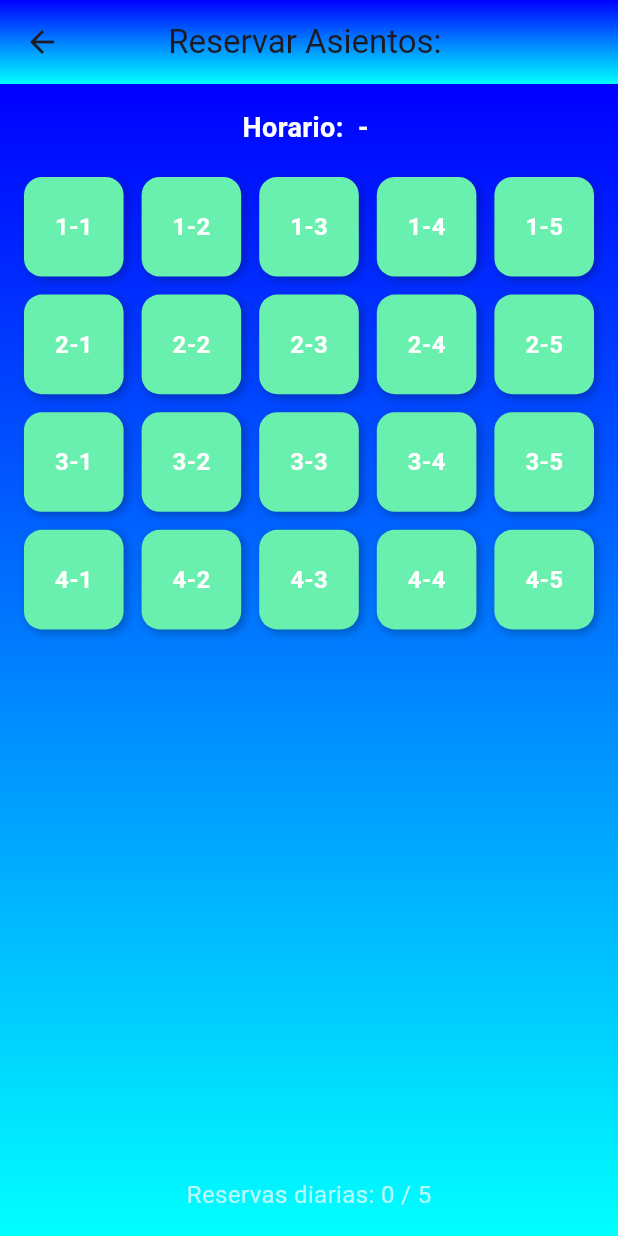
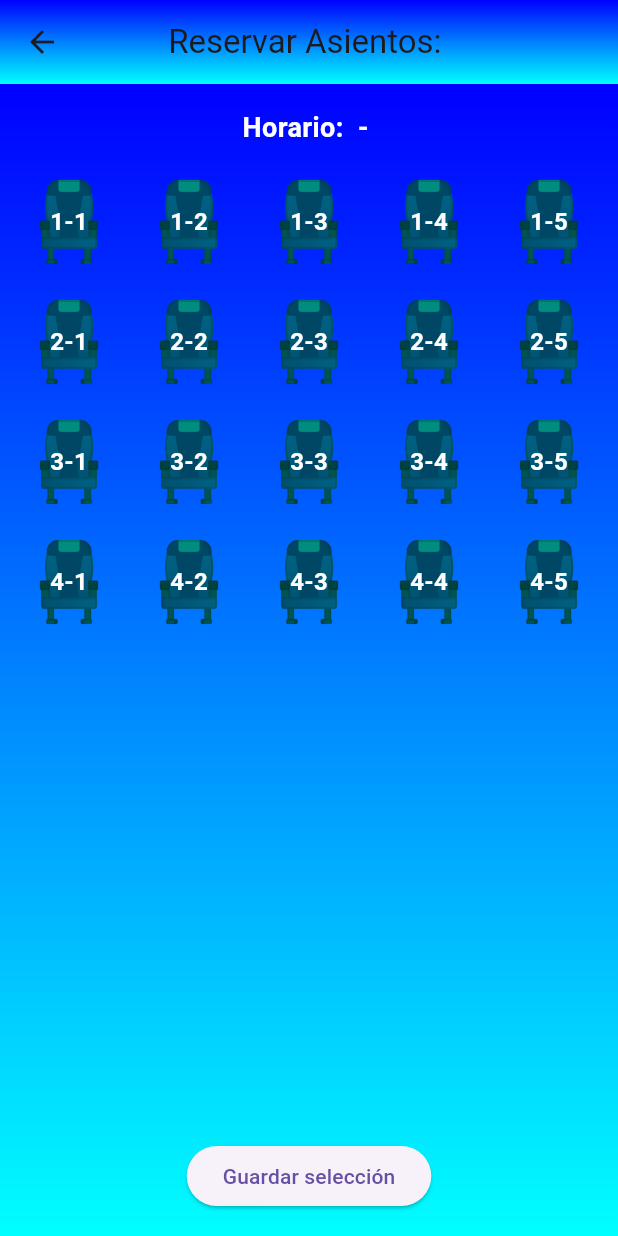
Before and after one commit to dpanchapaxi1/FrontendProyecto2.progAvan, a Flutter app: the SeatScreen screen opened directly with empty values, on a phone screen of 412 x 824 dp. Run offline on Flutter 3.47's test engine with Material 3 defaults, Android fonts, the phone set to English and light mode, and no system bars; our stand-ins replace socket_io_client; network calls fail.

Commit message:
Primer commit: Subiendo proyecto de Flutter

```diff
--- a/lib/screens/seat_screen.dart
+++ b/lib/screens/seat_screen.dart
@@ -1,5 +1,5 @@
+import 'dart:async';
 import 'package:flutter/material.dart';
-import 'dart:async';
 import '../models/section.dart';
 import '../models/user.dart';
 import '../services/reservation_service.dart';
@@ -18,10 +18,12 @@ class _SeatScreenState extends State<SeatScreen> {
   final int rows = 4;
   final int columns = 5;
   List<List<bool>> seats = List.generate(4, (_) => List.generate(5, (_) => true));
-  Map<String, Timer> reservationTimers = {};
+  Map<String, Timer> seatTimers = {};
+  Map<String, int> timeLeft = {};
   ReservationService? _reservationService;
   int dailyReservations = 0;
   final int maxDailyReservations = 5;
+  List<List<bool>> savedSeats = List.generate(4, (_) => List.generate(5, (_) => false));
 
   @override
   void initState() {
@@ -38,7 +40,18 @@ class _SeatScreenState extends State<SeatScreen> {
     });
   }
 
-  void _reserveSeat(int row, int column) async {
+  void _toggleSeatSelection(int row, int column) {
+    setState(() {
+      if (savedSeats[row][column]) return; // Evitar cambios en sillas guardadas
+
+      if (!seats[row][column]) {
+        // Deseleccionar el asiento
+        seats[row][column] = true;
+        dailyReservations--;
+        timeLeft.remove('$row-$column');
+        seatTimers['$row-$column']?.cancel();
+        seatTimers.remove('$row-$column');
+      } else {
         if (dailyReservations >= maxDailyReservations) {
           ScaffoldMessenger.of(context).showSnackBar(
             SnackBar(content: Text('Solo puedes hacer $maxDailyReservations reservas por día.')),
@@ -46,47 +59,68 @@ class _SeatScreenState extends State<SeatScreen> {
           return;
         }
 
-    final reservationData = {
-      'row': row.toString(),
-      'column': column.toString(),
-      'section': widget.section.id,
-      'user': widget.user.id,
-    };
-
-    try {
-      final reservationId = await _reservationService!.reserveSeat(reservationData);
-      setState(() {
+        // Reservar el asiento
         seats[row][column] = false;
         dailyReservations++;
+        timeLeft['$row-$column'] = 10; //  5 minutos= 300 en segundos
+
+        final timer = Timer.periodic(Duration(seconds: 1), (timer) {
+          setState(() {
+            if (timeLeft['$row-$column']! > 0) {
+              timeLeft['$row-$column'] = timeLeft['$row-$column']! - 1;
+            } else {
+              timer.cancel();
+              seats[row][column] = true;
+              timeLeft.remove('$row-$column');
+              dailyReservations--;
+              ScaffoldMessenger.of(context).showSnackBar(
+                SnackBar(content: Text('El tiempo de reserva ha expirado para el asiento ${row + 1}-${column + 1}.')),
+              );
+            }
+          });
         });
 
-      reservationTimers[reservationId] = Timer(Duration(seconds: 30), () async {
-        await _reservationService!.cancelReservation(reservationId);
+        seatTimers['$row-$column'] = timer;
+      }
+    });
+  }
+
+  Future<void> _saveSelection() async {
+    try {
+      // Simulación de éxito en la llamada al servicio
+      await Future.delayed(Duration(seconds: 2));
+
       setState(() {
-          seats[row][column] = true;
-          dailyReservations--;
-        });
-        reservationTimers.remove(reservationId);
-        ScaffoldMessenger.of(context).showSnackBar(
-          SnackBar(content: Text('Reserva cancelada por tiempo expirado.')),
-        );
+        for (int row = 0; row < rows; row++) {
+          for (int column = 0; column < columns; column++) {
+            if (!seats[row][column]) {
+              // Guardar el asiento y marcarlo como ocupado
+              savedSeats[row][column] = true;
+              timeLeft.remove('$row-$column');
+              seatTimers['$row-$column']?.cancel();
+              seatTimers.remove('$row-$column');
+            }
+          }
+        }
+        dailyReservations = 0;
       });
 
-      ScaffoldMessenger.of(context).showSnackBar(SnackBar(content: Text('Asiento reservado. Confirma dentro de 30 segundos.')));
-    } catch (e) {
-      ScaffoldMessenger.of(context).showSnackBar(SnackBar(content: Text('Error al reservar asiento')));
+      ScaffoldMessenger.of(context).showSnackBar(
+        SnackBar(content: Text('Selección guardada exitosamente.')),
+      );
+    } catch (error) {
+      ScaffoldMessenger.of(context).showSnackBar(
+        SnackBar(content: Text('Error al guardar la selección.')),
+      );
     }
   }
 
-  void _confirmReservation(String reservationId) async {
-    try {
-      await _reservationService!.confirmReservation(reservationId);
-      reservationTimers[reservationId]?.cancel();
-      reservationTimers.remove(reservationId);
-      ScaffoldMessenger.of(context).showSnackBar(SnackBar(content: Text('Reserva confirmada exitosamente.')));
-    } catch (e) {
-      ScaffoldMessenger.of(context).showSnackBar(SnackBar(content: Text('Error al confirmar reserva.')));
+  @override
+  void dispose() {
+    for (final timer in seatTimers.values) {
+      timer.cancel();
     }
+    super.dispose();
   }
 
   @override
@@ -106,7 +140,9 @@ class _SeatScreenState extends State<SeatScreen> {
           ),
         ),
       ),
-      body: Container(
+      body: Stack(
+        children: [
+          Container(
             decoration: BoxDecoration(
               gradient: LinearGradient(
                 colors: [Color(0xFF0000FF), Color(0xFF00FFFF)],
@@ -131,8 +167,8 @@ class _SeatScreenState extends State<SeatScreen> {
                     child: GridView.builder(
                       gridDelegate: SliverGridDelegateWithFixedCrossAxisCount(
                         crossAxisCount: columns,
-                    crossAxisSpacing: 12,
-                    mainAxisSpacing: 12,
+                        crossAxisSpacing: 20,
+                        mainAxisSpacing: 20,
                       ),
                       itemCount: rows * columns,
                       itemBuilder: (context, index) {
@@ -140,22 +176,25 @@ class _SeatScreenState extends State<SeatScreen> {
                         final column = index % columns;
 
                         return GestureDetector(
-                      onTap: seats[row][column] ? () => _reserveSeat(row, column) : null,
-                      child: AnimatedContainer(
-                        duration: Duration(milliseconds: 300),
-                        decoration: BoxDecoration(
-                          color: seats[row][column] ? Colors.greenAccent : Colors.redAccent,
-                          borderRadius: BorderRadius.circular(12.0),
-                          boxShadow: [
-                            BoxShadow(
-                              color: Colors.black26,
-                              offset: Offset(2, 2),
-                              blurRadius: 4,
+                          onTap: () => _toggleSeatSelection(row, column),
+                          child: Stack(
+                            alignment: Alignment.center,
+                            children: [
+                              Image.asset(
+                                'assets/images/seat.png',
+                                width: 100,
+                                height: 100,
+                                color: savedSeats[row][column]
+                                    ? Colors.white
+                                    : seats[row][column]
+                                    ? Colors.teal
+                                    : Colors.white,
+                                colorBlendMode: BlendMode.modulate,
                               ),
-                          ],
-                        ),
-                        child: Center(
-                          child: Text(
+                              Column(
+                                mainAxisSize: MainAxisSize.min,
+                                children: [
+                                  Text(
                                     '${row + 1}-${column + 1}',
                                     style: TextStyle(
                                       color: Colors.white,
@@ -163,24 +202,41 @@ class _SeatScreenState extends State<SeatScreen> {
                                       fontSize: 16,
                                     ),
                                   ),
+                                  if (savedSeats[row][column])
+                                    Text(
+                                      'Ocupado',
+                                      style: TextStyle(
+                                        color: Colors.yellow,
+                                        fontSize: 14,
                                       ),
+                                    ),
+                                  if (timeLeft.containsKey('$row-$column'))
+                                    Text(
+                                      '${(timeLeft['$row-$column']! ~/ 60).toString().padLeft(2, '0')}:${(timeLeft['$row-$column']! % 60).toString().padLeft(2, '0')}',
+                                      style: TextStyle(
+                                        color: Colors.yellow,
+                                        fontSize: 14,
+                                      ),
+                                    ),
+                                ],
+                              ),
+                            ],
                           ),
                         );
                       },
                     ),
                   ),
                   SizedBox(height: 16),
-              Text(
-                'Reservas diarias: $dailyReservations / $maxDailyReservations',
-                style: TextStyle(
-                  color: Colors.white70,
-                  fontSize: 16,
-                ),
+                  ElevatedButton(
+                    onPressed: _saveSelection,
+                    child: Text('Guardar selección'),
                   ),
                 ],
               ),
             ),
           ),
+        ],
+      ),
     );
   }
 }
```
Also changed, not shown: lib/screens/section_screen.dart (+10 -2 lines), pubspec.yaml (+5 -70 lines), assets/images/seat.png (added). Lines whose indentation alone changed are shown as unchanged.
